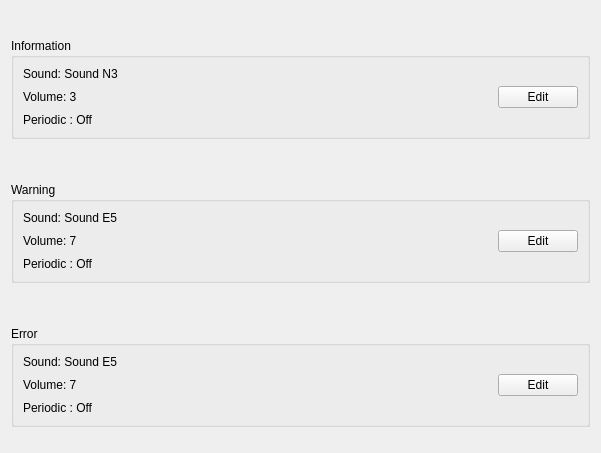
Qt form HimalayaMain/Gui/Components/Settings/Forms/AlarmSettingsWidget.ui (Liyezhong/Master) before a commit.
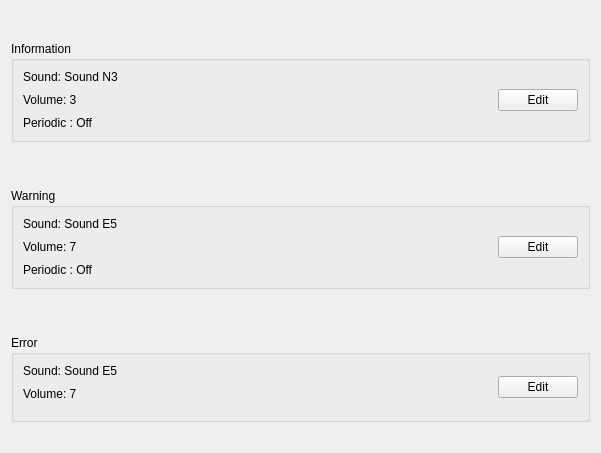
The same form after that commit.

Commit message: 1.Change "Service" as "Maintenance". 2.Error Alarm has no "Periodic". removed "second" of "Periodic" for all alarms.

Diff of the .ui file:
```diff
--- a/HimalayaMain/Gui/Components/Settings/Forms/AlarmSettingsWidget.ui
+++ b/HimalayaMain/Gui/Components/Settings/Forms/AlarmSettingsWidget.ui
@@ -186,13 +186,6 @@
         </property>
        </widget>
       </item>
-      <item row="2" column="0">
-       <widget class="QLabel" name="errorperiodic">
-        <property name="text">
-         <string>Periodic : Off</string>
-        </property>
-       </widget>
-      </item>
       <item row="0" column="2" rowspan="3">
        <widget class="QPushButton" name="errorButton">
         <property name="text">
```
The commit also changes 6 other files.
